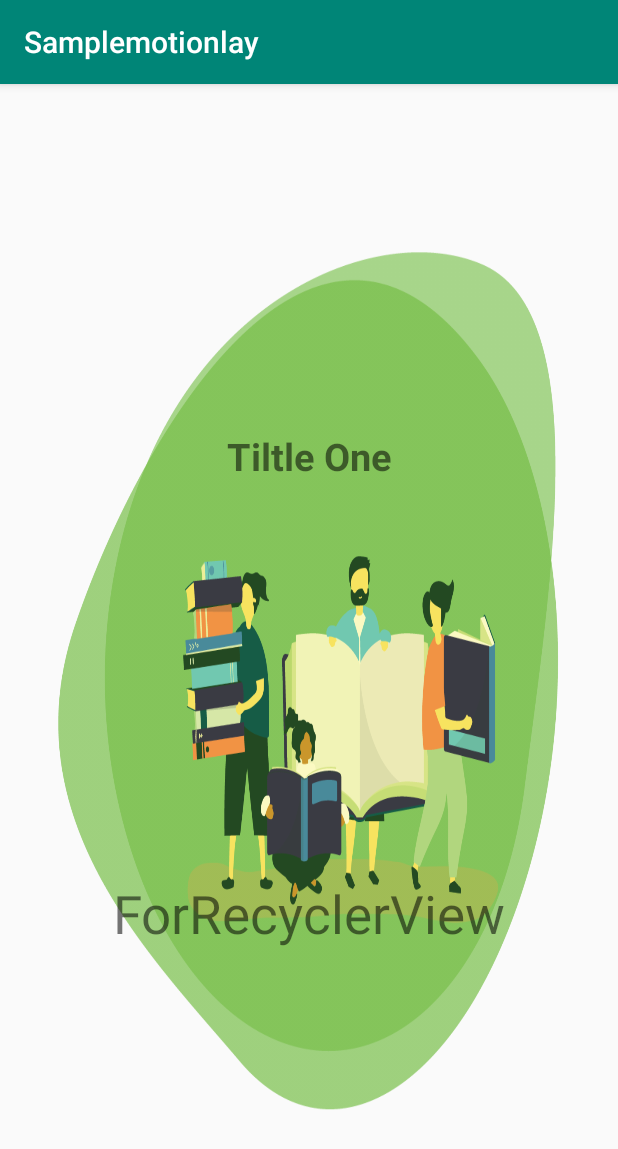
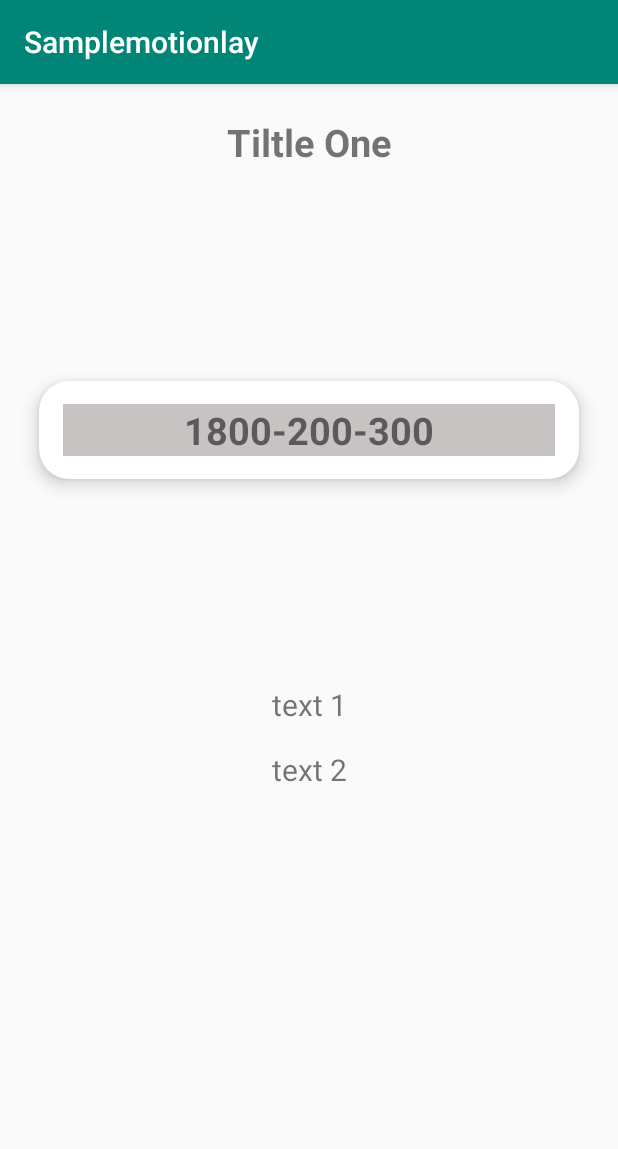
Before and after one commit to roopakvarghese/MotionLayoutSample, an Android app: the screen it shows after launch (MainActivity), on a phone screen of 412 x 824 dp. Shown: the top 1149 px of the screen. Run offline under Robolectric (Android 15) with nearby library versions, the phone set to English and light mode, and no system bars.

Commit message:
initial git

```diff
--- a/app/build.gradle
+++ b/app/build.gradle
@@ -35,4 +35,5 @@ dependencies {
     implementation 'androidx.constraintlayout:constraintlayout:2.0.0-beta4'
 
     implementation 'com.android.support.constraint:constraint-layout:2.0.0-beta4'
+    implementation 'androidx.cardview:cardview:1.0.0'
 }
--- a/app/src/main/res/layout/fragment_start.xml
+++ b/app/src/main/res/layout/fragment_start.xml
@@ -1,56 +1,102 @@
 <?xml version="1.0" encoding="utf-8"?>
-<androidx.constraintlayout.motion.widget.MotionLayout xmlns:android="http://schemas.android.com/apk/res/android"
+<androidx.constraintlayout.motion.widget.MotionLayout
+    xmlns:android="http://schemas.android.com/apk/res/android"
     xmlns:app="http://schemas.android.com/apk/res-auto"
     xmlns:tools="http://schemas.android.com/tools"
     android:layout_width="match_parent"
     android:layout_height="match_parent"
+    android:id="@+id/mainConstraint"
     app:layoutDescription="@xml/motion_scene"
     tools:showPaths="true"
     tools:context=".MainActivity">
 
-    <ImageView
-        android:id="@+id/imageView"
-        android:layout_width="0dp"
-        android:background="@drawable/ic_learn"
-        android:layout_height="0dp"
-        app:layout_constraintBottom_toBottomOf="parent"
+
+    <androidx.cardview.widget.CardView
+        android:id="@+id/cardView"
+        android:layout_width="376dp"
+        android:layout_height="84dp"
+        android:elevation="7dp"
+        app:cardCornerRadius="20dp"
+        app:cardUseCompatPadding="true"
+        app:layout_constraintBottom_toTopOf="@+id/guideline2"
         app:layout_constraintEnd_toEndOf="parent"
         app:layout_constraintStart_toStartOf="parent"
-        app:layout_constraintTop_toTopOf="parent"
-        />
+        app:layout_constraintTop_toTopOf="@+id/guideline">
+        <androidx.constraintlayout.widget.ConstraintLayout
+            android:layout_width="match_parent"
+            android:layout_height="match_parent">
+
+            <TextView
+                android:id="@+id/tv_main"
+                android:layout_width="match_parent"
+                android:layout_height="wrap_content"
+                android:layout_marginStart="16dp"
+                android:layout_marginEnd="16dp"
+                android:background="@color/white_shade"
+                android:gravity="center"
+                android:text="1800-200-300"
+                android:textSize="25dp"
+                android:textStyle="bold"
+                app:layout_constraintBottom_toBottomOf="parent"
+                app:layout_constraintEnd_toEndOf="parent"
+                app:layout_constraintStart_toStartOf="parent"
+                app:layout_constraintTop_toTopOf="parent" />
+
+
+        </androidx.constraintlayout.widget.ConstraintLayout>
+
+
+    </androidx.cardview.widget.CardView>
 
     <TextView
         android:id="@+id/textView"
         android:layout_width="wrap_content"
         android:layout_height="wrap_content"
         android:text="Tiltle One"
+        android:textSize="25dp"
         android:textStyle="bold"
-        android:textSize="25dp"
+        app:layout_constraintBottom_toTopOf="@+id/guideline"
         app:layout_constraintEnd_toEndOf="parent"
         app:layout_constraintStart_toStartOf="parent"
-        app:layout_constraintTop_toTopOf="@+id/guideline" />
+        app:layout_constraintTop_toTopOf="parent" />
 
     <androidx.constraintlayout.widget.Guideline
         android:id="@+id/guideline"
         android:layout_width="wrap_content"
         android:layout_height="wrap_content"
         android:orientation="horizontal"
-        app:layout_constraintGuide_percent="0.3" />
+        app:layout_constraintGuide_percent="0.1" />
 
     <TextView
         android:id="@+id/textView2"
         android:layout_width="wrap_content"
         android:layout_height="wrap_content"
-        android:text="ForRecyclerView"
-        android:textSize="35dp"
-        app:layout_constraintBottom_toTopOf="@+id/guideline2"
+        android:layout_marginTop="16dp"
+        android:text="text 1"
+        android:textSize="20dp"
         app:layout_constraintEnd_toEndOf="parent"
-        app:layout_constraintStart_toStartOf="parent" />
+        app:layout_constraintStart_toStartOf="parent"
+        app:layout_constraintTop_toTopOf="@+id/guideline2" />
 
     <androidx.constraintlayout.widget.Guideline
         android:id="@+id/guideline2"
         android:layout_width="wrap_content"
         android:layout_height="wrap_content"
         android:orientation="horizontal"
-        app:layout_constraintGuide_percent="0.751026" />
+        app:layout_constraintGuide_percent="0.5" />
+
+    <TextView
+        android:id="@+id/textView3"
+        android:layout_width="wrap_content"
+        android:layout_height="wrap_content"
+        android:layout_marginStart="16dp"
+        android:layout_marginTop="16dp"
+        android:layout_marginEnd="16dp"
+        android:text="text 2"
+        android:textSize="20dp"
+        app:layout_constraintEnd_toEndOf="parent"
+        app:layout_constraintStart_toStartOf="parent"
+        app:layout_constraintTop_toBottomOf="@+id/textView2" />
+
+
 </androidx.constraintlayout.motion.widget.MotionLayout>
--- a/app/src/main/res/values/colors.xml
+++ b/app/src/main/res/values/colors.xml
@@ -3,4 +3,6 @@
     <color name="colorPrimary">#008577</color>
     <color name="colorPrimaryDark">#00574B</color>
     <color name="colorAccent">#D81B60</color>
+    <color name="white">#ffffff</color>
+    <color name="white_shade">#C7C3C3</color>
 </resources>
--- a/app/src/main/res/xml/motion_scene.xml
+++ b/app/src/main/res/xml/motion_scene.xml
@@ -4,16 +4,24 @@
     xmlns:motion="http://schemas.android.com/apk/res-auto">
 
     <Transition
-        motion:constraintSetStart="@layout/fragment_start"
-        motion:constraintSetEnd="@layout/fragment_end"
-        motion:duration="1000">
+        app:constraintSetStart="@layout/fragment_start"
+        app:constraintSetEnd="@layout/fragment_end"
+        app:duration="1000">
 
         <OnSwipe
-            motion:touchAnchorId="@+id/imageView"
-            motion:touchAnchorSide="right"
-            motion:dragDirection="dragUp" />
+            app:touchAnchorId="@+id/mainConstraint"
+            app:touchAnchorSide="bottom"
+            app:dragDirection="dragUp" />
+
+        <KeyFrameSet>
+
+            <KeyAttribute
+                android:alpha="1"
+                motion:framePosition="80"
+                motion:motionTarget="@id/textView" />
 
 
+        </KeyFrameSet>
     </Transition>
 
 
```
Also changed, not shown: app/src/main/res/layout/fragment_end.xml (+77 -31 lines).
